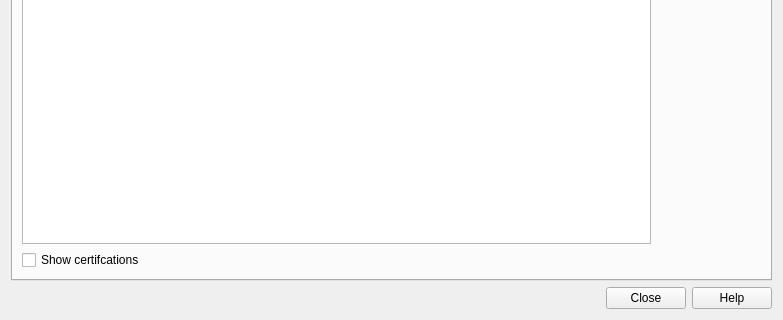
This is dialogs/certificatedetailsdialog.ui in sensama/kleopatra as Qt 5 draws it before an edit; both pictures show x 0 to 783 and y 276 to 596 of the 783 by 596 pixel window. The edited form follows.
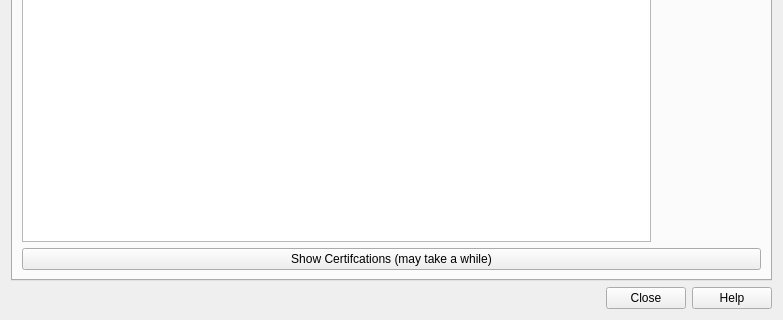
This is the edited form. The open tabs and pages were chosen to show the change. Custom widgets are drawn as their Qt base class.

Commit message: Bring a bit of life into the dialog.

Diff of the .ui file:
```diff
--- a/dialogs/certificatedetailsdialog.ui
+++ b/dialogs/certificatedetailsdialog.ui
@@ -200,9 +200,9 @@
         </layout>
        </item>
        <item>
-        <widget class="QCheckBox" name="showSignaturesCB" >
+        <widget class="QPushButton" name="showCertificationsPB" >
          <property name="text" >
-          <string>Show certifcations</string>
+          <string>Show Certifcations (may take a while)</string>
          </property>
         </widget>
        </item>
```
Left out of the diff: 21 changed lines with no effect on the pictures. The commit also changes 2 other files.
